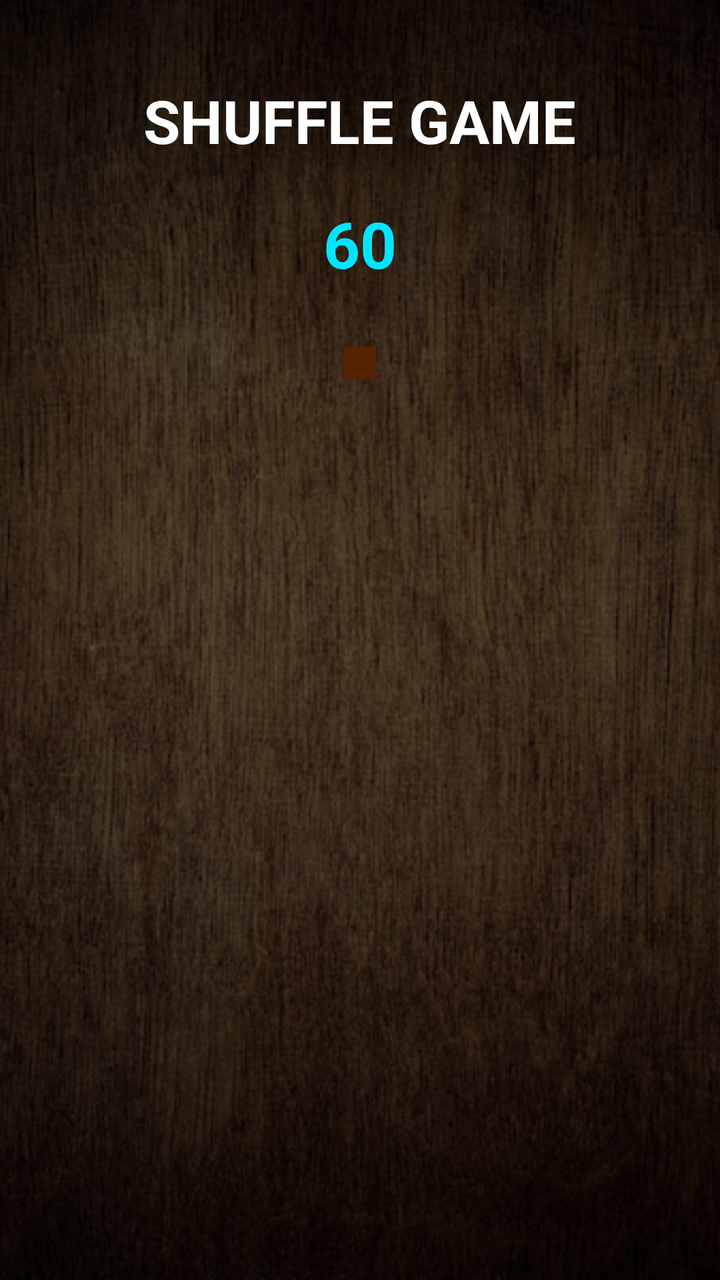
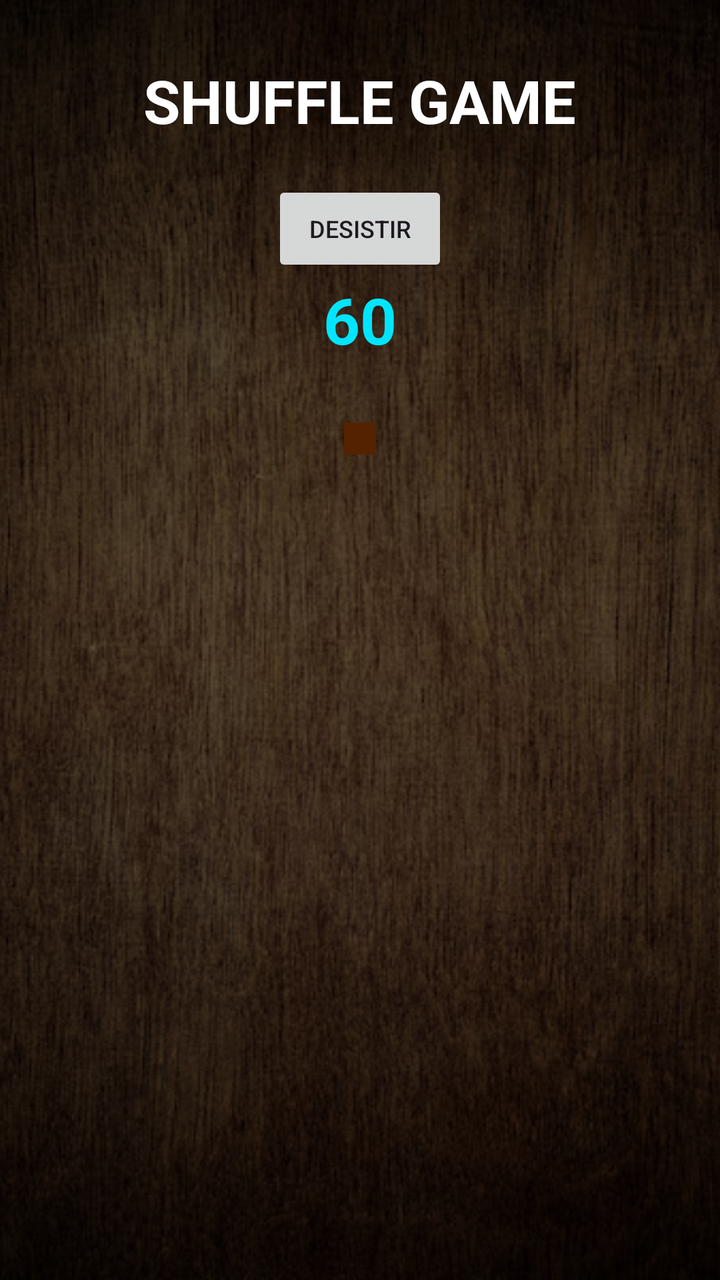

Screens rendered from an Android XML layout before and after an edit, with the pre-edit source and the edit as a unified diff.
<!-- AndroidManifest.xml: application theme Theme.ShuffleGame -->
<!-- res/layout/activity_game.xml -->
<?xml version="1.0" encoding="utf-8"?>
<FrameLayout
    xmlns:android="http://schemas.android.com/apk/res/android"

    android:layout_width="match_parent"

    android:layout_height="match_parent">

    
    
    

    <ImageView
        android:layout_width="match_parent"

        android:layout_height="match_parent"

        android:src="@drawable/fundo_madeira"

        android:scaleType="centerCrop"/>

    
    
    

    <View
        android:layout_width="match_parent"

        android:layout_height="match_parent"

        android:background="#99000000"/>

    
    
    

    <LinearLayout
        android:layout_width="match_parent"

        android:layout_height="match_parent"

        android:orientation="vertical"

        android:gravity="center_horizontal"

        android:padding="20dp">

        
        
        

        <TextView
            android:layout_width="wrap_content"

            android:layout_height="wrap_content"

            android:text="SHUFFLE GAME"

            android:textColor="#FFFFFF"

            android:textSize="30sp"

            android:textStyle="bold"

            android:layout_marginTop="20dp"

            android:layout_marginBottom="20dp"/>

        
        
        

        <TextView
            android:id="@+id/txtTempo"

            android:layout_width="wrap_content"

            android:layout_height="wrap_content"

            android:text="60"

            android:textColor="#00E5FF"

            android:textStyle="bold"

            android:textSize="32sp"

            android:layout_marginBottom="30dp"/>

        
        
        

        <GridLayout
            android:id="@+id/gridJogo"

            android:layout_width="wrap_content"

            android:layout_height="wrap_content"

            android:background="#552200"

            android:padding="8dp"

            android:layout_marginBottom="20dp"/>

    </LinearLayout>

    
    
    

    <LinearLayout
        android:id="@+id/layoutVitoria"

        android:layout_width="match_parent"

        android:layout_height="match_parent"

        android:orientation="vertical"

        android:gravity="center"

        android:background="#CC000000"

        android:visibility="gone">

        
        <LinearLayout
            android:layout_width="320dp"

            android:layout_height="wrap_content"

            android:orientation="vertical"

            android:background="#FF1E1E1E"

            android:padding="24dp"

            android:gravity="center_horizontal">

            
            <TextView
                android:layout_width="wrap_content"

                android:layout_height="wrap_content"

                android:text="VITÓRIA"

                android:textColor="#FFD700"

                android:textSize="30sp"

                android:textStyle="bold"

                android:layout_marginBottom="20dp"/>

            
            <ImageView
                android:layout_width="120dp"

                android:layout_height="120dp"

                android:src="@drawable/trofeu"

                android:layout_marginBottom="20dp"/>

            
            <Button
                android:id="@+id/btnJogarNovamente"

                android:layout_width="match_parent"

                android:layout_height="wrap_content"

                android:text="JOGAR NOVAMENTE"

                android:textStyle="bold"

                android:layout_marginBottom="15dp"/>

            
            <Button
                android:id="@+id/btnMenu"

                android:layout_width="match_parent"

                android:layout_height="wrap_content"

                android:text="MENU"

                android:textStyle="bold"/>
        </LinearLayout>

    </LinearLayout>

    
    
    

    <LinearLayout
        android:id="@+id/layoutGameOver"

        android:layout_width="match_parent"

        android:layout_height="match_parent"

        android:orientation="vertical"

        android:gravity="center"

        android:background="#CC000000"

        android:visibility="gone">

        
        <LinearLayout
            android:layout_width="320dp"

            android:layout_height="wrap_content"

            android:orientation="vertical"

            android:background="#FF1E1E1E"

            android:padding="24dp"

            android:gravity="center_horizontal">

            
            <TextView
                android:layout_width="wrap_content"

                android:layout_height="wrap_content"

                android:text="GAME OVER"

                android:textColor="#FF4444"

                android:textSize="30sp"

                android:textStyle="bold"

                android:layout_marginBottom="20dp"/>

            
            <ImageView
                android:layout_width="120dp"

                android:layout_height="120dp"

                android:src="@drawable/caveira"

                android:layout_marginBottom="20dp"/>

            
            <Button
                android:id="@+id/btnTentarNovamente"

                android:layout_width="match_parent"

                android:layout_height="wrap_content"

                android:text="TENTAR NOVAMENTE"

                android:textStyle="bold"

                android:layout_marginBottom="15dp"/>

            
            <Button
                android:id="@+id/btnMenuGameOver"

                android:layout_width="match_parent"

                android:layout_height="wrap_content"

                android:text="MENU"

                android:textStyle="bold"/>
        </LinearLayout>

    </LinearLayout>

</FrameLayout>
<!-- resources referenced by this layout -->
<resources>
  <!-- drawable caveira: png bitmap (drawable, 105625 bytes) -->
  <!-- drawable fundo_madeira: png bitmap (drawable, 824512 bytes) -->
  <!-- drawable trofeu: png bitmap (drawable, 100871 bytes) -->
  <style name="Theme.ShuffleGame" parent="Base.Theme.ShuffleGame" />
  <style name="Base.Theme.ShuffleGame" parent="Theme.Material3.DayNight.NoActionBar">
          
          
      </style>
</resources>

<!-- the commit's change to res/layout/activity_game.xml (unified diff, before → after) -->
@@ -43,7 +43,7 @@
 
         android:gravity="center_horizontal"
 
-        android:padding="20dp">
+        android:padding="10dp">
 
         
         
@@ -69,6 +69,14 @@
         
         
         
+
+        <Button
+            android:id="@+id/btnDesistir"
+            android:layout_width="wrap_content"
+            android:layout_height="wrap_content"
+            android:padding="6dp"
+            android:text="Desistir"
+            android:textSize="12sp" />
 
         <TextView
             android:id="@+id/txtTempo"
